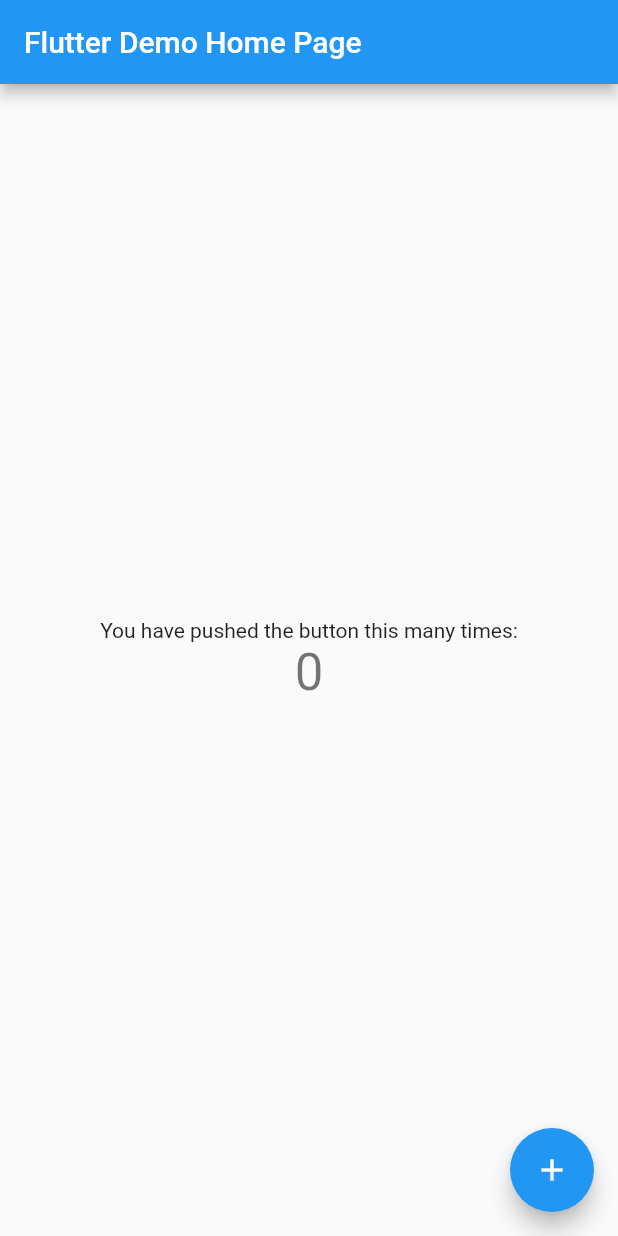
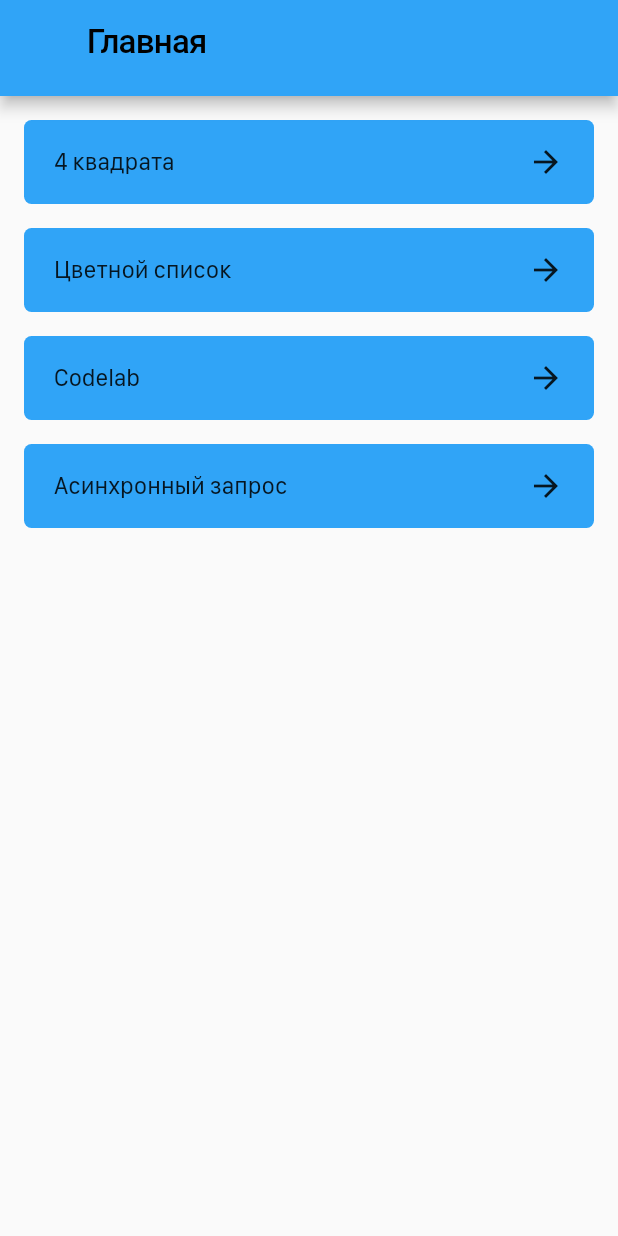
Before and after one commit to loopnyapy/first_week, a Flutter app: the screen it shows after launch, on a phone screen of 412 x 824 dp. Run offline on Flutter 3.47's test engine with Material 2 defaults, Android fonts, the phone set to English and light mode, and no system bars; project files that could hold a hidden picture were left out.

Commit message:
feat: 1st task

```diff
--- a/lib/main.dart
+++ b/lib/main.dart
@@ -1,3 +1,6 @@
+import 'package:first_week/presentation/main/main_page.dart';
+import 'package:first_week/presentation/widgets/custom_appbar.dart';
+import 'package:first_week/utils/custom_theme.dart';
 import 'package:flutter/material.dart';
 
 void main() {
@@ -7,39 +10,18 @@
 class MyApp extends StatelessWidget {
   const MyApp({Key? key}) : super(key: key);
 
-  // This widget is the root of your application.
   @override
   Widget build(BuildContext context) {
     return MaterialApp(
-      title: 'Flutter Demo',
-      theme: ThemeData(
-        // This is the theme of your application.
-        //
-        // Try running your application with "flutter run". You'll see the
-        // application has a blue toolbar. Then, without quitting the app, try
-        // changing the primarySwatch below to Colors.green and then invoke
-        // "hot reload" (press "r" in the console where you ran "flutter run",
-        // or simply save your changes to "hot reload" in a Flutter IDE).
-        // Notice that the counter didn't reset back to zero; the application
-        // is not restarted.
-        primarySwatch: Colors.blue,
-      ),
-      home: const MyHomePage(title: 'Flutter Demo Home Page'),
+      title: 'First Week',
+      theme: CustomThemeData.themeData,
+      home: const MyHomePage(title: 'Главная'),
     );
   }
 }
 
 class MyHomePage extends StatefulWidget {
   const MyHomePage({Key? key, required this.title}) : super(key: key);
-
-  // This widget is the home page of your application. It is stateful, meaning
-  // that it has a State object (defined below) that contains fields that affect
-  // how it looks.
-
-  // This class is the configuration for the state. It holds the values (in this
-  // case the title) provided by the parent (in this case the App widget) and
-  // used by the build method of the State. Fields in a Widget subclass are
-  // always marked "final".
 
   final String title;
 
@@ -48,68 +30,13 @@
 }
 
 class _MyHomePageState extends State<MyHomePage> {
-  int _counter = 0;
-
-  void _incrementCounter() {
-    setState(() {
-      // This call to setState tells the Flutter framework that something has
-      // changed in this State, which causes it to rerun the build method below
-      // so that the display can reflect the updated values. If we changed
-      // _counter without calling setState(), then the build method would not be
-      // called again, and so nothing would appear to happen.
-      _counter++;
-    });
-  }
-
   @override
   Widget build(BuildContext context) {
-    // This method is rerun every time setState is called, for instance as done
-    // by the _incrementCounter method above.
-    //
-    // The Flutter framework has been optimized to make rerunning build methods
-    // fast, so that you can just rebuild anything that needs updating rather
-    // than having to individually change instances of widgets.
-    return Scaffold(
-      appBar: AppBar(
-        // Here we take the value from the MyHomePage object that was created by
-        // the App.build method, and use it to set our appbar title.
-        title: Text(widget.title),
+    return const Scaffold(
+      appBar: CustomAppBar(
+        title: 'Главная',
       ),
-      body: Center(
-        // Center is a layout widget. It takes a single child and positions it
-        // in the middle of the parent.
-        child: Column(
-          // Column is also a layout widget. It takes a list of children and
-          // arranges them vertically. By default, it sizes itself to fit its
-          // children horizontally, and tries to be as tall as its parent.
-          //
-          // Invoke "debug painting" (press "p" in the console, choose the
-          // "Toggle Debug Paint" action from the Flutter Inspector in Android
-          // Studio, or the "Toggle Debug Paint" command in Visual Studio Code)
-          // to see the wireframe for each widget.
-          //
-          // Column has various properties to control how it sizes itself and
-          // how it positions its children. Here we use mainAxisAlignment to
-          // center the children vertically; the main axis here is the vertical
-          // axis because Columns are vertical (the cross axis would be
-          // horizontal).
-          mainAxisAlignment: MainAxisAlignment.center,
-          children: <Widget>[
-            const Text(
-              'You have pushed the button this many times:',
-            ),
-            Text(
-              '$_counter',
-              style: Theme.of(context).textTheme.headline4,
-            ),
-          ],
-        ),
-      ),
-      floatingActionButton: FloatingActionButton(
-        onPressed: _incrementCounter,
-        tooltip: 'Increment',
-        child: const Icon(Icons.add),
-      ), // This trailing comma makes auto-formatting nicer for build methods.
+      body: MainPage(),
     );
   }
 }
--- /dev/null
+++ b/lib/presentation/main/main_page.dart
@@ -0,0 +1,23 @@
+import 'package:first_week/presentation/main/widgets/menu_item.dart';
+import 'package:first_week/utils/pages.dart';
+import 'package:flutter/material.dart';
+
+class MainPage extends StatelessWidget {
+  const MainPage({Key? key}) : super(key: key);
+
+  @override
+  Widget build(BuildContext context) {
+    return Padding(
+      padding: const EdgeInsets.all(16),
+      child: ListView.separated(
+        itemCount: Pages.pageList.length,
+        itemBuilder: (context, index) => MenuItem(
+          title: Pages.pageList[index],
+        ),
+        separatorBuilder: (BuildContext context, int index) => const SizedBox(
+          height: 16.0,
+        ),
+      ),
+    );
+  }
+}
--- /dev/null
+++ b/lib/presentation/main/widgets/menu_item.dart
@@ -0,0 +1,29 @@
+import 'package:flutter/material.dart';
+
+class MenuItem extends StatelessWidget {
+  const MenuItem({Key? key, required this.title}) : super(key: key);
+
+  final String title;
+
+  @override
+  Widget build(BuildContext context) {
+    return Container(
+      padding: const EdgeInsets.symmetric(vertical: 16.0, horizontal: 20.0),
+      decoration: BoxDecoration(
+          borderRadius: const BorderRadius.all(
+            Radius.circular(5.0),
+          ),
+          color: Theme.of(context).primaryColor),
+      child: Row(
+        children: [
+          Text(
+            title,
+            style: const TextStyle(fontSize: 16.0),
+          ),
+          const Icon(Icons.arrow_forward),
+        ],
+        mainAxisAlignment: MainAxisAlignment.spaceBetween,
+      ),
+    );
+  }
+}
--- /dev/null
+++ b/lib/presentation/widgets/custom_appbar.dart
@@ -0,0 +1,27 @@
+import 'package:flutter/material.dart';
+import 'package:flutter/services.dart';
+
+class CustomAppBar extends StatelessWidget implements PreferredSizeWidget {
+  const CustomAppBar({Key? key, required this.title}) : super(key: key);
+
+  final String title;
+
+  @override
+  Widget build(BuildContext context) {
+    return PreferredSize(
+      preferredSize: preferredSize,
+      child: AppBar(
+        leading: Container(),
+        leadingWidth: 42.0,
+        centerTitle: false,
+        title: Text(title),
+        systemOverlayStyle: const SystemUiOverlayStyle(
+          statusBarBrightness: Brightness.light,
+        ),
+      ),
+    );
+  }
+
+  @override
+  Size get preferredSize => const Size.fromHeight(64.0);
+}
--- /dev/null
+++ b/lib/utils/custom_theme.dart
@@ -0,0 +1,36 @@
+import 'package:flutter/material.dart';
+
+class CustomThemeData {
+  static const primaryColorHEX = 0xFF30A4F7;
+  static const customMaterialColors = {
+    50: Color.fromRGBO(48, 164, 247, .1),
+    100: Color.fromRGBO(48, 164, 247, .2),
+    200: Color.fromRGBO(48, 164, 247, .3),
+    300: Color.fromRGBO(48, 164, 247, .4),
+    400: Color.fromRGBO(48, 164, 247, .5),
+    500: Color.fromRGBO(48, 164, 247, .6),
+    600: Color.fromRGBO(48, 164, 247, .7),
+    700: Color.fromRGBO(48, 164, 247, .8),
+    800: Color.fromRGBO(48, 164, 247, .9),
+    900: Color.fromRGBO(48, 164, 247, 1),
+  };
+
+  static get themeData => ThemeData(
+        primarySwatch: const MaterialColor(
+          primaryColorHEX,
+          customMaterialColors,
+        ),
+        fontFamily: 'SFCompactDisplay',
+        buttonTheme: const ButtonThemeData(
+          textTheme: ButtonTextTheme.primary,
+        ),
+        appBarTheme: const AppBarTheme(
+          titleTextStyle: TextStyle(
+            fontSize: 22.0,
+            fontWeight: FontWeight.w500,
+            color: Colors.black,
+            letterSpacing: -0.5,
+          ),
+        ),
+      );
+}
--- /dev/null
+++ b/lib/utils/pages.dart
@@ -0,0 +1,13 @@
+class Pages {
+  static const String fourSquares = '4 квадрата';
+  static const String coloredList = 'Цветной список';
+  static const String codelab = 'Codelab';
+  static const String asyncQuery = 'Асинхронный запрос';
+
+  static const List<String> pageList = [
+    fourSquares,
+    coloredList,
+    codelab,
+    asyncQuery,
+  ];
+}
```
Also changed, not shown: pubspec.yaml (+9 -63 lines), assets/fonts/SFCompactDisplay-Bold.ttf (added), assets/fonts/SFCompactDisplay-Medium.ttf (added), assets/fonts/SFCompactDisplay-Regular.ttf (added).
